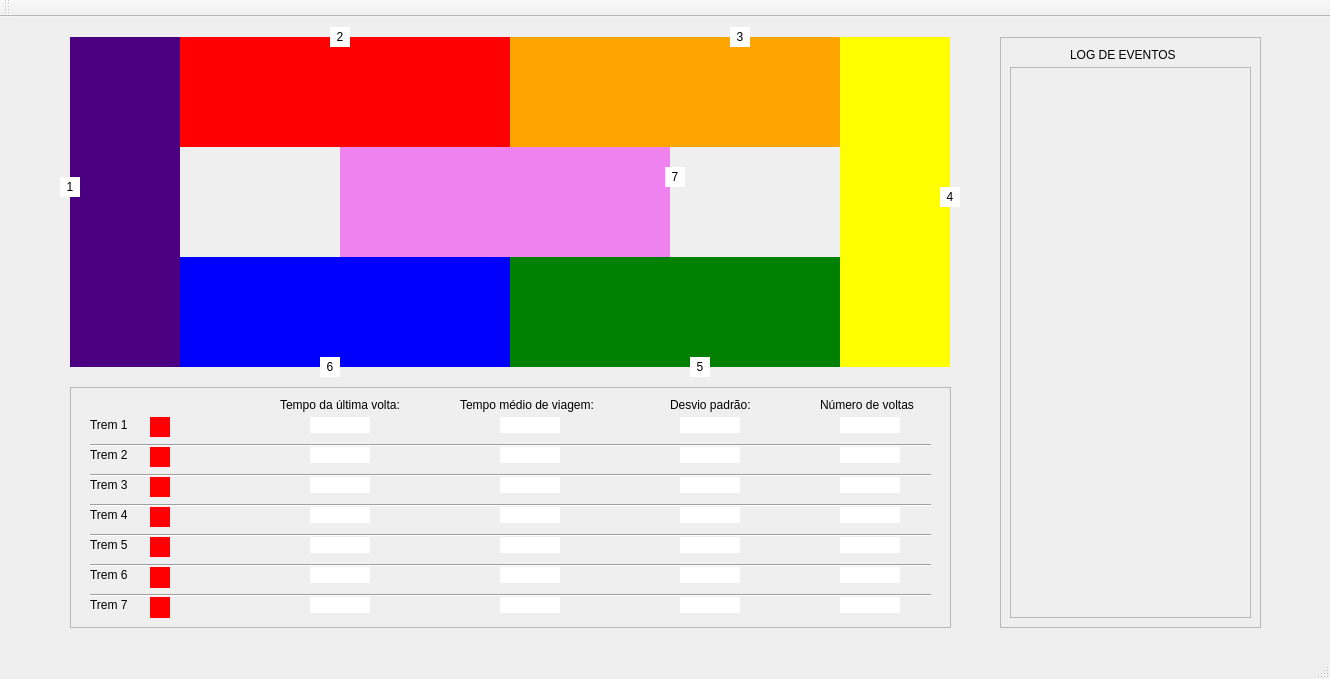
First picture: the form in mainwindow.ui, repository raquel-oliveira/Train, before the edit.
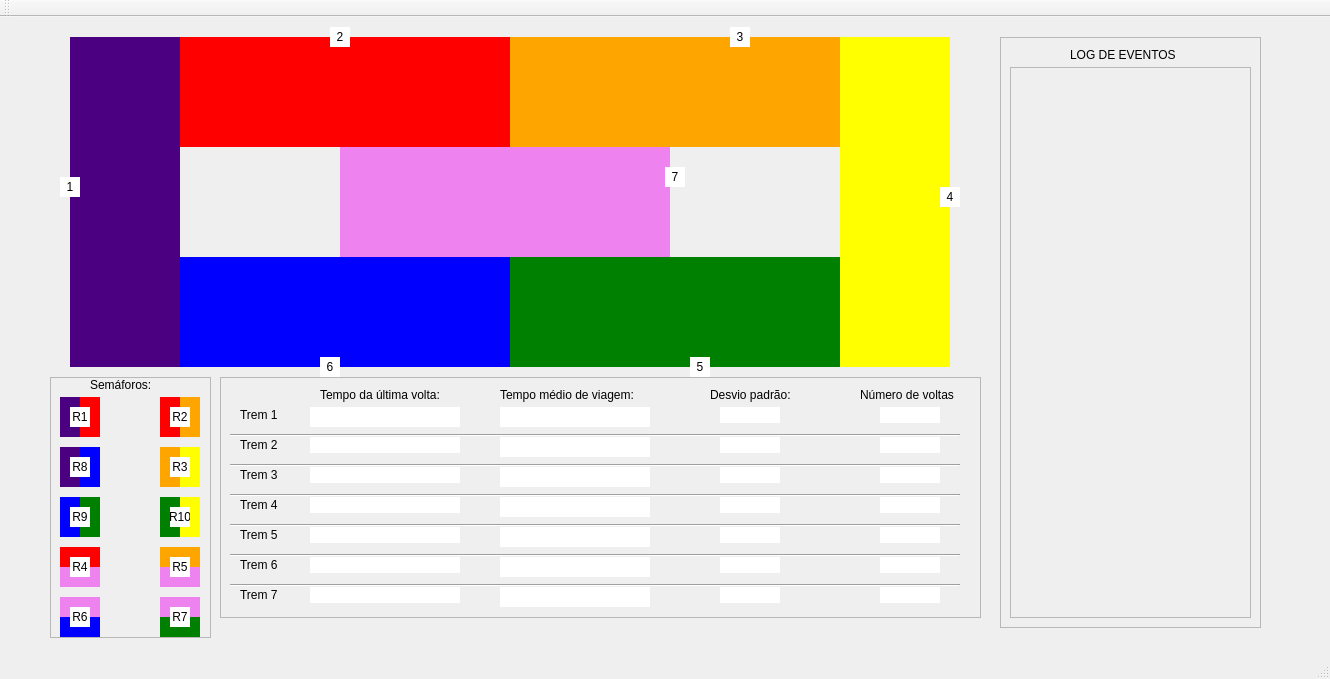
Second picture: the form after the edit.

Commit message: Create signal to refresh GUI to semaphore #5

Diff of the .ui file:
```diff
--- a/mainwindow.ui
+++ b/mainwindow.ui
@@ -292,9 +292,9 @@
    <widget class="QFrame" name="frame">
     <property name="geometry">
      <rect>
-      <x>70</x>
-      <y>370</y>
-      <width>881</width>
+      <x>220</x>
+      <y>360</y>
+      <width>761</width>
       <height>241</height>
      </rect>
     </property>
@@ -307,7 +307,7 @@
     <widget class="QLabel" name="label_average">
      <property name="geometry">
       <rect>
-       <x>390</x>
+       <x>280</x>
        <y>10</y>
        <width>161</width>
        <height>16</height>
@@ -320,7 +320,7 @@
     <widget class="QLabel" name="label_deviation">
      <property name="geometry">
       <rect>
-       <x>600</x>
+       <x>490</x>
        <y>10</y>
        <width>101</width>
        <height>16</height>
@@ -333,7 +333,7 @@
     <widget class="QLabel" name="label_lastTime">
      <property name="geometry">
       <rect>
-       <x>210</x>
+       <x>100</x>
        <y>10</y>
        <width>151</width>
        <height>16</height>
@@ -346,7 +346,7 @@
     <widget class="QLabel" name="label_nb">
      <property name="geometry">
       <rect>
-       <x>750</x>
+       <x>640</x>
        <y>10</y>
        <width>121</width>
        <height>16</height>
@@ -369,25 +369,6 @@
       <string>Trem 1</string>
      </property>
     </widget>
-    <widget class="QLabel" name="sem01">
-     <property name="geometry">
-      <rect>
-       <x>80</x>
-       <y>30</y>
-       <width>20</width>
-       <height>20</height>
-      </rect>
-     </property>
-     <property name="styleSheet">
-      <string notr="true">background-color: red</string>
-     </property>
-     <property name="text">
-      <string/>
-     </property>
-     <property name="alignment">
-      <set>Qt::AlignCenter</set>
-     </property>
-    </widget>
     <widget class="QLabel" name="label_train2">
      <property name="geometry">
       <rect>
@@ -466,124 +447,10 @@
       <string>Trem 7</string>
      </property>
     </widget>
-    <widget class="QLabel" name="sem02">
-     <property name="geometry">
-      <rect>
-       <x>80</x>
-       <y>60</y>
-       <width>20</width>
-       <height>20</height>
-      </rect>
-     </property>
-     <property name="styleSheet">
-      <string notr="true">background-color: red</string>
-     </property>
-     <property name="text">
-      <string/>
-     </property>
-     <property name="alignment">
-      <set>Qt::AlignCenter</set>
-     </property>
-    </widget>
-    <widget class="QLabel" name="sem03">
-     <property name="geometry">
-      <rect>
-       <x>80</x>
-       <y>90</y>
-       <width>20</width>
-       <height>20</height>
-      </rect>
-     </property>
-     <property name="styleSheet">
-      <string notr="true">background-color: red</string>
-     </property>
-     <property name="text">
-      <string/>
-     </property>
-     <property name="alignment">
-      <set>Qt::AlignCenter</set>
-     </property>
-    </widget>
-    <widget class="QLabel" name="sem04">
-     <property name="geometry">
-      <rect>
-       <x>80</x>
-       <y>120</y>
-       <width>20</width>
-       <height>20</height>
-      </rect>
-     </property>
-     <property name="styleSheet">
-      <string notr="true">background-color: red</string>
-     </property>
-     <property name="text">
-      <string/>
-     </property>
-     <property name="alignment">
-      <set>Qt::AlignCenter</set>
-     </property>
-    </widget>
-    <widget class="QLabel" name="sem05">
-     <property name="geometry">
-      <rect>
-       <x>80</x>
-       <y>150</y>
-       <width>20</width>
-       <height>20</height>
-      </rect>
-     </property>
-     <property name="styleSheet">
-      <string notr="true">background-color: red</string>
-     </property>
-     <property name="text">
-      <string/>
-     </property>
-     <property name="alignment">
-      <set>Qt::AlignCenter</set>
-     </property>
-    </widget>
-    <widget class="QLabel" name="sem06">
-     <property name="geometry">
-      <rect>
-       <x>80</x>
-       <y>180</y>
-       <width>20</width>
-       <height>21</height>
-      </rect>
-     </property>
-     <property name="styleSheet">
-      <string notr="true">background-color: red</string>
-     </property>
-     <property name="text">
-      <string/>
-     </property>
-     <property name="alignment">
-      <set>Qt::AlignCenter</set>
-     </property>
-    </widget>
-    <widget class="QLabel" name="sem07">
-     <property name="geometry">
-      <rect>
-       <x>80</x>
-       <y>210</y>
-       <width>20</width>
-       <height>21</height>
-      </rect>
-     </property>
-     <property name="styleSheet">
-      <string notr="true">background-color: red</string>
-     </property>
-     <property name="text">
-      <string/>
-     </property>
-     <property name="alignment">
-      <set>Qt::AlignCenter</set>
-     </property>
-    </widget>
     <widget class="QLabel" name="nb_train1">
      <property name="geometry">
       <rect>
-       <x>770</x>
+       <x>660</x>
        <y>30</y>
        <width>60</width>
        <height>16</height>
@@ -605,7 +472,7 @@
     <widget class="QLabel" name="nb_train2">
      <property name="geometry">
       <rect>
-       <x>770</x>
+       <x>660</x>
        <y>60</y>
        <width>60</width>
        <height>16</height>
@@ -627,7 +494,7 @@
     <widget class="QLabel" name="nb_train3">
      <property name="geometry">
       <rect>
-       <x>770</x>
+       <x>660</x>
        <y>90</y>
        <width>60</width>
        <height>16</height>
@@ -649,7 +516,7 @@
     <widget class="QLabel" name="nb_train4">
      <property name="geometry">
       <rect>
-       <x>770</x>
+       <x>660</x>
        <y>120</y>
        <width>60</width>
        <height>16</height>
@@ -671,7 +538,7 @@
     <widget class="QLabel" name="nb_train5">
      <property name="geometry">
       <rect>
-       <x>770</x>
+       <x>660</x>
        <y>150</y>
        <width>60</width>
        <height>16</height>
@@ -693,7 +560,7 @@
     <widget class="QLabel" name="nb_train6">
      <property name="geometry">
       <rect>
-       <x>770</x>
+       <x>660</x>
        <y>180</y>
        <width>60</width>
        <height>16</height>
@@ -715,7 +582,7 @@
     <widget class="QLabel" name="nb_train7">
      <property name="geometry">
       <rect>
-       <x>770</x>
+       <x>660</x>
        <y>210</y>
        <width>60</width>
        <height>16</height>
@@ -737,9 +604,9 @@
     <widget class="Line" name="line">
      <property name="geometry">
       <rect>
-       <x>20</x>
+       <x>10</x>
        <y>50</y>
-       <width>841</width>
+       <width>730</width>
        <height>16</height>
       </rect>
      </property>
@@ -753,9 +620,9 @@
     <widget class="Line" name="line_2">
      <property name="geometry">
       <rect>
-       <x>20</x>
+       <x>10</x>
        <y>80</y>
-       <width>841</width>
+       <width>730</width>
        <height>16</height>
       </rect>
      </property>
@@ -769,9 +636,9 @@
     <widget class="Line" name="line_3">
      <property name="geometry">
       <rect>
-       <x>20</x>
+       <x>10</x>
        <y>110</y>
-       <width>841</width>
+       <width>730</width>
        <height>16</height>
       </rect>
      </property>
@@ -785,9 +652,9 @@
     <widget class="Line" name="line_4">
      <property name="geometry">
       <rect>
-       <x>20</x>
+       <x>10</x>
        <y>140</y>
-       <width>841</width>
+       <width>730</width>
        <height>16</height>
       </rect>
      </property>
@@ -801,9 +668,9 @@
     <widget class="Line" name="line_5">
      <property name="geometry">
       <rect>
-       <x>20</x>
+       <x>10</x>
        <y>170</y>
-       <width>841</width>
+       <width>730</width>
        <height>16</height>
       </rect>
      </property>
@@ -817,9 +684,9 @@
     <widget class="Line" name="line_6">
      <property name="geometry">
       <rect>
-       <x>20</x>
+       <x>10</x>
        <y>200</y>
-       <width>841</width>
+       <width>730</width>
        <height>16</height>
       </rect>
      </property>
@@ -833,7 +700,7 @@
     <widget class="QLabel" name="stdDev_train1">
      <property name="geometry">
       <rect>
-       <x>610</x>
+       <x>500</x>
        <y>30</y>
        <width>60</width>
        <height>16</height>
@@ -855,7 +722,7 @@
     <widget class="QLabel" name="stdDev_train2">
      <property name="geometry">
       <rect>
-       <x>610</x>
+       <x>500</x>
        <y>60</y>
        <width>60</width>
        <height>16</height>
@@ -877,7 +744,7 @@
     <widget class="QLabel" name="stdDev_train3">
      <property name="geometry">
       <rect>
-       <x>610</x>
+       <x>500</x>
        <y>90</y>
        <width>60</width>
        <height>16</height>
@@ -899,7 +766,7 @@
     <widget class="QLabel" name="stdDev_train4">
      <property name="geometry">
       <rect>
-       <x>610</x>
+       <x>500</x>
        <y>120</y>
        <width>60</width>
        <height>16</height>
@@ -921,7 +788,7 @@
     <widget class="QLabel" name="stdDev_train5">
      <property name="geometry">
       <rect>
-       <x>610</x>
+       <x>500</x>
        <y>150</y>
        <width>60</width>
        <height>16</height>
@@ -943,7 +810,7 @@
     <widget class="QLabel" name="stdDev_train6">
      <property name="geometry">
       <rect>
-       <x>610</x>
+       <x>500</x>
        <y>180</y>
        <width>60</width>
        <height>16</height>
@@ -965,7 +832,7 @@
     <widget class="QLabel" name="stdDev_train7">
      <property name="geometry">
       <rect>
-       <x>610</x>
+       <x>500</x>
        <y>210</y>
        <width>60</width>
        <height>16</height>
@@ -987,10 +854,10 @@
     <widget class="QLabel" name="mediaTime_train7">
      <property name="geometry">
       <rect>
-       <x>430</x>
+       <x>280</x>
        <y>210</y>
-       <width>60</width>
-       <height>16</height>
+       <width>150</width>
+       <height>20</height>
       </rect>
      </property>
      <property name="styleSheet">
@@ -1009,10 +876,10 @@
     <widget class="QLabel" name="mediaTime_train3">
      <property name="geometry">
       <rect>
-       <x>430</x>
+       <x>280</x>
        <y>90</y>
-       <width>60</width>
-       <height>16</height>
+       <width>150</width>
+       <height>20</height>
       </rect>
      </property>
      <property name="styleSheet">
@@ -1031,10 +898,10 @@
     <widget class="QLabel" name="mediaTime_train1">
      <property name="geometry">
       <rect>
-       <x>430</x>
+       <x>280</x>
        <y>30</y>
-       <width>60</width>
-       <height>16</height>
+       <width>150</width>
+       <height>20</height>
       </rect>
      </property>
      <property name="styleSheet">
@@ -1053,10 +920,10 @@
     <widget class="QLabel" name="mediaTime_train6">
      <property name="geometry">
       <rect>
-       <x>430</x>
+       <x>280</x>
        <y>180</y>
-       <width>60</width>
-       <height>16</height>
+       <width>150</width>
+       <height>20</height>
       </rect>
      </property>
      <property name="styleSheet">
@@ -1075,10 +942,10 @@
     <widget class="QLabel" name="mediaTime_train2">
      <property name="geometry">
       <rect>
-       <x>430</x>
+       <x>280</x>
        <y>60</y>
-       <width>60</width>
-       <height>16</height>
+       <width>150</width>
+       <height>20</height>
       </rect>
      </property>
      <property name="styleSheet">
@@ -1097,10 +964,10 @@
     <widget class="QLabel" name="mediaTime_train4">
      <property name="geometry">
       <rect>
-       <x>430</x>
+       <x>280</x>
        <y>120</y>
-       <width>60</width>
-       <height>16</height>
+       <width>150</width>
+       <height>20</height>
       </rect>
      </property>
      <property name="styleSheet">
@@ -1119,10 +986,10 @@
     <widget class="QLabel" name="mediaTime_train5">
      <property name="geometry">
       <rect>
-       <x>430</x>
+       <x>280</x>
        <y>150</y>
-       <width>60</width>
-       <height>16</height>
+       <width>150</width>
+       <height>20</height>
       </rect>
      </property>
      <property name="styleSheet">
@@ -1141,9 +1008,9 @@
     <widget class="QLabel" name="lastTime_train5">
      <property name="geometry">
       <rect>
-       <x>240</x>
+       <x>90</x>
        <y>150</y>
-       <width>60</width>
+       <width>150</width>
        <height>16</height>
       </rect>
      </property>
@@ -1163,9 +1030,9 @@
     <widget class="QLabel" name="lastTime_train7">
      <property name="geometry">
       <rect>
-       <x>240</x>
+       <x>90</x>
        <y>210</y>
-       <width>60</width>
+       <width>150</width>
        <height>16</height>
       </rect>
      </property>
@@ -1185,9 +1052,9 @@
     <widget class="QLabel" name="lastTime_train6">
      <property name="geometry">
       <rect>
-       <x>240</x>
+       <x>90</x>
        <y>180</y>
-       <width>60</width>
+       <width>150</width>
        <height>16</height>
       </rect>
      </property>
@@ -1207,9 +1074,9 @@
     <widget class="QLabel" name="lastTime_train2">
      <property name="geometry">
       <rect>
-       <x>240</x>
+       <x>90</x>
        <y>60</y>
-       <width>60</width>
+       <width>150</width>
        <height>16</height>
       </rect>
      </property>
@@ -1229,10 +1096,10 @@
     <widget class="QLabel" name="lastTime_train1">
      <property name="geometry">
       <rect>
-       <x>240</x>
+       <x>90</x>
        <y>30</y>
-       <width>60</width>
-       <height>16</height>
+       <width>150</width>
+       <height>20</height>
       </rect>
      </property>
      <property name="styleSheet">
@@ -1251,9 +1118,9 @@
     <widget class="QLabel" name="lastTime_train3">
      <property name="geometry">
       <rect>
-       <x>240</x>
+       <x>90</x>
        <y>90</y>
-       <width>60</width>
+       <width>150</width>
        <height>16</height>
       </rect>
      </property>
@@ -1273,9 +1140,9 @@
     <widget class="QLabel" name="lastTime_train4">
      <property name="geometry">
       <rect>
-       <x>240</x>
+       <x>90</x>
        <y>120</y>
-       <width>60</width>
+       <width>150</width>
        <height>16</height>
       </rect>
      </property>
@@ -1345,6 +1212,607 @@
      </property>
     </widget>
    </widget>
+   <widget class="QFrame" name="frame_3">
+    <property name="geometry">
+     <rect>
+      <x>50</x>
+      <y>360</y>
+      <width>161</width>
+      <height>261</height>
+     </rect>
+    </property>
+    <property name="frameShape">
+     <enum>QFrame::StyledPanel</enum>
+    </property>
+    <property name="frameShadow">
+     <enum>QFrame::Raised</enum>
+    </property>
+    <widget class="QLabel" name="semLabel">
+     <property name="geometry">
+      <rect>
+       <x>40</x>
+       <y>0</y>
+       <width>71</width>
+       <height>16</height>
+      </rect>
+     </property>
+     <property name="text">
+      <string>Semáforos:</string>
+     </property>
+    </widget>
+    <widget class="QLabel" name="red1">
+     <property name="geometry">
+      <rect>
+       <x>30</x>
+       <y>20</y>
+       <width>20</width>
+       <height>40</height>
+      </rect>
+     </property>
+     <property name="styleSheet">
+      <string notr="true">background-color: red</string>
+     </property>
+     <property name="text">
+      <string/>
+     </property>
+    </widget>
+    <widget class="QLabel" name="indigo1">
+     <property name="geometry">
+      <rect>
+       <x>10</x>
+       <y>20</y>
+       <width>20</width>
+       <height>40</height>
+      </rect>
+     </property>
+     <property name="autoFillBackground">
+      <bool>false</bool>
+     </property>
+     <property name="styleSheet">
+      <string notr="true">background-color: indigo</string>
+     </property>
+     <property name="text">
+      <string/>
+     </property>
+    </widget>
+    <widget class="QLabel" name="sem0">
+     <property name="geometry">
+      <rect>
+       <x>20</x>
+       <y>30</y>
+       <width>20</width>
+       <height>20</height>
+      </rect>
+     </property>
+     <property name="styleSheet">
+      <string notr="true">background-color: white</string>
+     </property>
+     <property name="text">
+      <string>R1</string>
+     </property>
+     <property name="alignment">
+      <set>Qt::AlignCenter</set>
+     </property>
+    </widget>
+    <widget class="QLabel" name="sem7">
+     <property name="geometry">
+      <rect>
+       <x>20</x>
+       <y>80</y>
+       <width>20</width>
+       <height>20</height>
+      </rect>
+     </property>
+     <property name="styleSheet">
+      <string notr="true">background-color: white</string>
+     </property>
+     <property name="text">
+      <string>R8</string>
+     </property>
+     <property name="alignment">
+      <set>Qt::AlignCenter</set>
+     </property>
+    </widget>
+    <widget class="QLabel" name="blue8">
+     <property name="geometry">
+      <rect>
+       <x>30</x>
+       <y>70</y>
+       <width>20</width>
+       <height>40</height>
+      </rect>
+     </property>
+     <property name="styleSheet">
+      <string notr="true">background-color: blue</string>
+     </property>
+     <property name="text">
+      <string/>
+     </property>
+    </widget>
+    <widget class="QLabel" name="indigo2">
+     <property name="geometry">
+      <rect>
+       <x>10</x>
+       <y>70</y>
+       <width>20</width>
+       <height>40</height>
+      </rect>
+     </property>
+     <property name="autoFillBackground">
+      <bool>false</bool>
+     </property>
+     <property name="styleSheet">
+      <string notr="true">background-color: indigo</string>
+     </property>
+     <property name="text">
+      <string/>
+     </property>
+    </widget>
+    <widget class="QLabel" name="orange2">
+     <property name="geometry">
+      <rect>
+       <x>130</x>
+       <y>20</y>
+       <width>20</width>
+       <height>40</height>
+      </rect>
+     </property>
+     <property name="styleSheet">
+      <string notr="true">background-color: orange</string>
+     </property>
+     <property name="text">
+      <string/>
+     </property>
+    </widget>
+    <widget class="QLabel" name="red2">
+     <property name="geometry">
+      <rect>
+       <x>110</x>
+       <y>20</y>
+       <width>20</width>
+       <height>40</height>
+      </rect>
+     </property>
+     <property name="autoFillBackground">
+      <bool>false</bool>
+     </property>
+     <property name="styleSheet">
+      <string notr="true">background-color: red</string>
+     </property>
+     <property name="text">
+      <string/>
+     </property>
+    </widget>
+    <widget class="QLabel" name="sem1">
+     <property name="geometry">
+      <rect>
+       <x>120</x>
+       <y>30</y>
+       <width>20</width>
+       <height>20</height>
+      </rect>
+     </property>
+     <property name="styleSheet">
+      <string notr="true">background-color: white</string>
+     </property>
+     <property name="text">
+      <string>R2</string>
+     </property>
+     <property name="alignment">
+      <set>Qt::AlignCenter</set>
+     </property>
+    </widget>
+    <widget class="QLabel" name="yellow3">
+     <property name="geometry">
+      <rect>
+       <x>130</x>
+       <y>70</y>
+       <width>20</width>
+       <height>40</height>
+      </rect>
+     </property>
+     <property name="styleSheet">
+      <string notr="true">background-color: yellow</string>
+     </property>
+     <property name="text">
+      <string/>
+     </property>
+    </widget>
+    <widget class="QLabel" name="orange8">
+     <property name="geometry">
+      <rect>
+       <x>110</x>
+       <y>70</y>
+       <width>20</width>
+       <height>40</height>
+      </rect>
+     </property>
+     <property name="autoFillBackground">
+      <bool>false</bool>
+     </property>
+     <property name="styleSheet">
+      <string notr="true">background-color: orange</string>
+     </property>
+     <property name="text">
+      <string/>
+     </property>
+    </widget>
+    <widget class="QLabel" name="sem2">
+     <property name="geometry">
+      <rect>
+       <x>120</x>
+       <y>80</y>
+       <width>20</width>
+       <height>20</height>
+      </rect>
+     </property>
+     <property name="styleSheet">
+      <string notr="true">background-color: white</string>
+     </property>
+     <property name="text">
+      <string>R3</string>
+     </property>
+     <property name="alignment">
+      <set>Qt::AlignCenter</set>
+     </property>
+    </widget>
+    <widget class="QLabel" name="sem8">
+     <property name="geometry">
+      <rect>
+       <x>20</x>
+       <y>130</y>
+       <width>20</width>
+       <height>20</height>
+      </rect>
+     </property>
+     <property name="styleSheet">
+      <string notr="true">background-color: white</string>
+     </property>
+     <property name="text">
+      <string>R9</string>
+     </property>
+     <property name="alignment">
+      <set>Qt::AlignCenter</set>
+     </property>
+    </widget>
+    <widget class="QLabel" name="green9">
+     <property name="geometry">
+      <rect>
+       <x>30</x>
+       <y>120</y>
+       <width>20</width>
+       <height>40</height>
+      </rect>
+     </property>
+     <property name="styleSheet">
+      <string notr="true">background-color: green</string>
+     </property>
+     <property name="text">
+      <string/>
+     </property>
+    </widget>
+    <widget class="QLabel" name="blue9">
+     <property name="geometry">
+      <rect>
+       <x>10</x>
+       <y>120</y>
+       <width>20</width>
+       <height>40</height>
+      </rect>
+     </property>
+     <property name="autoFillBackground">
+      <bool>false</bool>
+     </property>
+     <property name="styleSheet">
+      <string notr="true">background-color: blue</string>
+     </property>
+     <property name="text">
+      <string/>
+     </property>
+    </widget>
+    <widget class="QLabel" name="sem9">
+     <property name="geometry">
+      <rect>
+       <x>120</x>
+       <y>130</y>
+       <width>20</width>
+       <height>20</height>
+      </rect>
+     </property>
+     <property name="styleSheet">
+      <string notr="true">background-color: white</string>
+     </property>
+     <property name="text">
+      <string>R10</string>
+     </property>
+     <property name="alignment">
+      <set>Qt::AlignCenter</set>
+     </property>
+    </widget>
+    <widget class="QLabel" name="green10">
+     <property name="geometry">
+      <rect>
+       <x>110</x>
+       <y>120</y>
+       <width>20</width>
+       <height>40</height>
+      </rect>
+     </property>
+     <property name="autoFillBackground">
+      <bool>false</bool>
+     </property>
+     <property name="styleSheet">
+      <string notr="true">background-color: green</string>
+     </property>
+     <property name="text">
+      <string/>
+     </property>
+    </widget>
+    <widget class="QLabel" name="yellow10">
+     <property name="geometry">
+      <rect>
+       <x>130</x>
+       <y>120</y>
+       <width>20</width>
+       <height>40</height>
+      </rect>
+     </property>
+     <property name="styleSheet">
+      <string notr="true">background-color: yellow</string>
+     </property>
+     <property name="text">
+      <string/>
+     </property>
+    </widget>
+    <widget class="QLabel" name="sem3">
+     <property name="geometry">
+      <rect>
+       <x>20</x>
+       <y>180</y>
+       <width>20</width>
+       <height>20</height>
+      </rect>
+     </property>
+     <property name="styleSheet">
+      <string notr="true">background-color: white</string>
+     </property>
+     <property name="text">
+      <string>R4</string>
+     </property>
+     <property name="alignment">
+      <set>Qt::AlignCenter</set>
+     </property>
+    </widget>
+    <widget class="QLabel" name="red4">
+     <property name="geometry">
+      <rect>
+       <x>10</x>
+       <y>170</y>
+       <width>40</width>
+       <height>20</height>
+      </rect>
+     </property>
+     <property name="autoFillBackground">
+      <bool>false</bool>
+     </property>
+     <property name="styleSheet">
+      <string notr="true">background-color: red</string>
+     </property>
+     <property name="text">
+      <string/>
+     </property>
+    </widget>
+    <widget class="QLabel" name="violet4">
+     <property name="geometry">
+      <rect>
+       <x>10</x>
+       <y>190</y>
+       <width>40</width>
+       <height>20</height>
+      </rect>
+     </property>
+     <property name="styleSheet">
+      <string notr="true">background-color: violet</string>
+     </property>
+     <property name="text">
+      <string/>
+     </property>
+    </widget>
+    <widget class="QLabel" name="sem4">
+     <property name="geometry">
+      <rect>
+       <x>120</x>
+       <y>180</y>
+       <width>20</width>
+       <height>20</height>
+      </rect>
+     </property>
+     <property name="styleSheet">
+      <string notr="true">background-color: white</string>
+     </property>
+     <property name="text">
+      <string>R5</string>
+     </property>
+     <property name="alignment">
+      <set>Qt::AlignCenter</set>
+     </property>
+    </widget>
+    <widget class="QLabel" name="violet5">
+     <property name="geometry">
+      <rect>
+       <x>110</x>
+       <y>190</y>
+       <width>40</width>
+       <height>20</height>
+      </rect>
+     </property>
+     <property name="styleSheet">
+      <string notr="true">background-color: violet</string>
+     </property>
+     <property name="text">
+      <string/>
+     </property>
+    </widget>
+    <widget class="QLabel" name="orange5">
+     <property name="geometry">
+      <rect>
+       <x>110</x>
+       <y>170</y>
+       <width>40</width>
+       <height>20</height>
+      </rect>
+     </property>
+     <property name="autoFillBackground">
+      <bool>false</bool>
+     </property>
+     <property name="styleSheet">
+      <string notr="true">background-color: orange</string>
+     </property>
+     <property name="text">
+      <string/>
+     </property>
+    </widget>
+    <widget class="QLabel" name="sem5">
+     <property name="geometry">
+      <rect>
+       <x>20</x>
+       <y>230</y>
+       <width>20</width>
+       <height>20</height>
+      </rect>
+     </property>
+     <property name="styleSheet">
+      <string notr="true">background-color: white</string>
+     </property>
+     <property name="text">
+      <string>R6</string>
+     </property>
+     <property name="alignment">
+      <set>Qt::AlignCenter</set>
+     </property>
+    </widget>
+    <widget class="QLabel" name="blue6">
+     <property name="geometry">
+      <rect>
+       <x>10</x>
+       <y>240</y>
+       <width>40</width>
+       <height>20</height>
+      </rect>
+     </property>
+     <property name="styleSheet">
+      <string notr="true">background-color: blue</string>
+     </property>
+     <property name="text">
+      <string/>
+     </property>
+    </widget>
+    <widget class="QLabel" name="violet6">
+     <property name="geometry">
+      <rect>
+       <x>10</x>
+       <y>220</y>
+       <width>40</width>
+       <height>20</height>
+      </rect>
+     </property>
+     <property name="autoFillBackground">
+      <bool>false</bool>
+     </property>
+     <property name="styleSheet">
+      <string notr="true">background-color: violet</string>
+     </property>
+     <property name="text">
+      <string/>
+     </property>
+    </widget>
+    <widget class="QLabel" name="sem6">
+     <property name="geometry">
+      <rect>
+       <x>120</x>
+       <y>230</y>
+       <width>20</width>
+       <height>20</height>
+      </rect>
+     </property>
+     <property name="styleSheet">
+      <string notr="true">background-color: white</string>
+     </property>
+     <property name="text">
+      <string>R7</string>
+     </property>
+     <property name="alignment">
+      <set>Qt::AlignCenter</set>
+     </property>
+    </widget>
+    <widget class="QLabel" name="green7">
+     <property name="geometry">
+      <rect>
+       <x>110</x>
+       <y>240</y>
+       <width>40</width>
+       <height>20</height>
+      </rect>
+     </property>
+     <property name="styleSheet">
+      <string notr="true">background-color: green</string>
+     </property>
+     <property name="text">
+      <string/>
+     </property>
+    </widget>
+    <widget class="QLabel" name="violet7">
+     <property name="geometry">
+      <rect>
+       <x>110</x>
+       <y>220</y>
+       <width>40</width>
+       <height>20</height>
+      </rect>
+     </property>
+     <property name="autoFillBackground">
+      <bool>false</bool>
+     </property>
+     <property name="styleSheet">
+      <string notr="true">background-color: violet</string>
+     </property>
+     <property name="text">
+      <string/>
+     </property>
+    </widget>
+    <zorder>violet7</zorder>
+    <zorder>green7</zorder>
+    <zorder>violet6</zorder>
+    <zorder>blue6</zorder>
+    <zorder>violet5</zorder>
+    <zorder>orange5</zorder>
+    <zorder>red4</zorder>
+    <zorder>violet4</zorder>
+    <zorder>yellow10</zorder>
+    <zorder>green10</zorder>
+    <zorder>blue9</zorder>
+    <zorder>green9</zorder>
+    <zorder>indigo2</zorder>
+    <zorder>blue8</zorder>
+    <zorder>semLabel</zorder>
+    <zorder>red1</zorder>
+    <zorder>indigo1</zorder>
+    <zorder>sem0</zorder>
+    <zorder>sem7</zorder>
+    <zorder>sem7</zorder>
+    <zorder>orange2</zorder>
+    <zorder>red2</zorder>
+    <zorder>sem1</zorder>
+    <zorder>yellow3</zorder>
+    <zorder>orange8</zorder>
+    <zorder>sem2</zorder>
+    <zorder>sem8</zorder>
+    <zorder>sem9</zorder>
+    <zorder>sem3</zorder>
+    <zorder>sem4</zorder>
+    <zorder>sem5</zorder>
+    <zorder>sem6</zorder>
+   </widget>
    <zorder>trainTrack02</zorder>
    <zorder>trainTrack01</zorder>
    <zorder>trainTrack04</zorder>
```
Left out of the diff: 1 changed line with no effect on the pictures. The commit also changes 6 other files.
